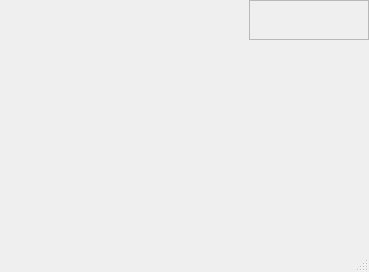
Old version of the form RoomClient/mainwindow.ui in the repository ljmc2000/VirtualConcertHall.
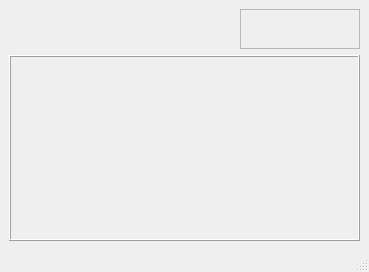
New version of the form. Icons and pictures are not drawn. Custom widgets are drawn as their Qt base class.

The edit to the form file:
```diff
--- a/RoomClient/mainwindow.ui
+++ b/RoomClient/mainwindow.ui
@@ -10,18 +10,84 @@
     <height>272</height>
    </rect>
   </property>
+  <property name="sizePolicy">
+   <sizepolicy hsizetype="Expanding" vsizetype="Expanding">
+    <horstretch>0</horstretch>
+    <verstretch>0</verstretch>
+   </sizepolicy>
+  </property>
   <property name="windowTitle">
    <string>MainWindow</string>
   </property>
   <widget class="QWidget" name="centralwidget">
+   <property name="sizePolicy">
+    <sizepolicy hsizetype="Expanding" vsizetype="Expanding">
+     <horstretch>0</horstretch>
+     <verstretch>0</verstretch>
+    </sizepolicy>
+   </property>
+   <property name="layoutDirection">
+    <enum>Qt::LeftToRight</enum>
+   </property>
+   <property name="autoFillBackground">
+    <bool>true</bool>
+   </property>
+   <layout class="QGridLayout" name="gridLayout">
+    <item row="1" column="0" colspan="2">
+     <widget class="QFrame" name="frame">
+      <property name="enabled">
+       <bool>true</bool>
+      </property>
+      <property name="sizePolicy">
+       <sizepolicy hsizetype="MinimumExpanding" vsizetype="MinimumExpanding">
+        <horstretch>0</horstretch>
+        <verstretch>0</verstretch>
+       </sizepolicy>
+      </property>
+      <property name="frameShape">
+       <enum>QFrame::Box</enum>
+      </property>
+      <property name="frameShadow">
+       <enum>QFrame::Raised</enum>
+      </property>
+      <layout class="QVBoxLayout" name="verticalLayout">
+       <property name="spacing">
+        <number>0</number>
+       </property>
+       <property name="sizeConstraint">
+        <enum>QLayout::SetNoConstraint</enum>
+       </property>
+       <property name="leftMargin">
+        <number>0</number>
+       </property>
+       <property name="topMargin">
+        <number>0</number>
+       </property>
+       <property name="rightMargin">
+        <number>0</number>
+       </property>
+       <property name="bottomMargin">
+        <number>0</number>
+       </property>
+      </layout>
+     </widget>
+    </item>
+    <item row="0" column="1">
    <widget class="OnlineStatus" name="onlineStatus">
-    <property name="geometry">
-     <rect>
-      <x>249</x>
-      <y>0</y>
+      <property name="sizePolicy">
+       <sizepolicy hsizetype="Fixed" vsizetype="Fixed">
+        <horstretch>0</horstretch>
+        <verstretch>0</verstretch>
+       </sizepolicy>
+      </property>
+      <property name="minimumSize">
+       <size>
       <width>120</width>
       <height>40</height>
-     </rect>
+       </size>
+      </property>
+      <property name="layoutDirection">
+       <enum>Qt::RightToLeft</enum>
     </property>
     <property name="frameShape">
      <enum>QFrame::StyledPanel</enum>
@@ -30,6 +96,8 @@
      <enum>QFrame::Raised</enum>
     </property>
    </widget>
+    </item>
+   </layout>
   </widget>
   <widget class="QStatusBar" name="statusbar"/>
  </widget>
```
Left out of the diff: 4 changed lines with no effect on the pictures. Lines whose indentation alone changed are shown as unchanged.
